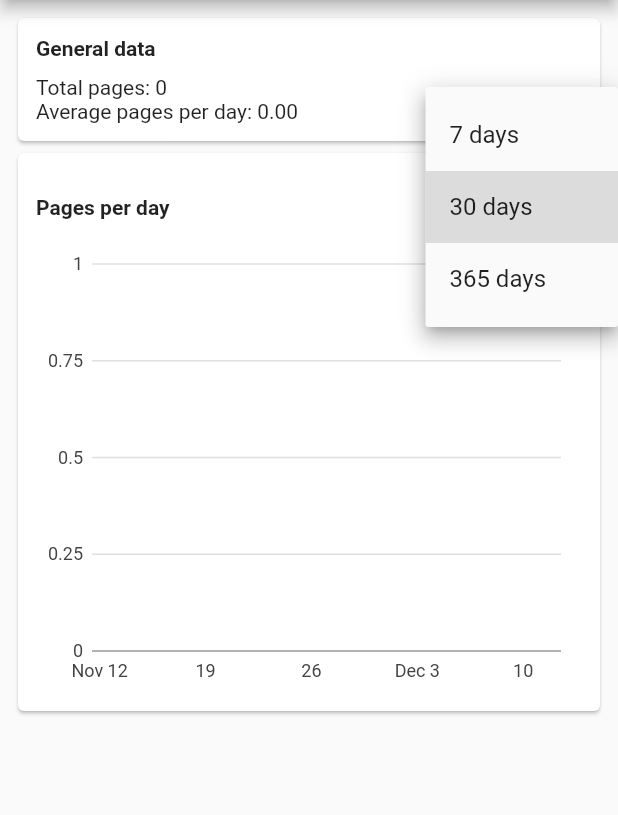
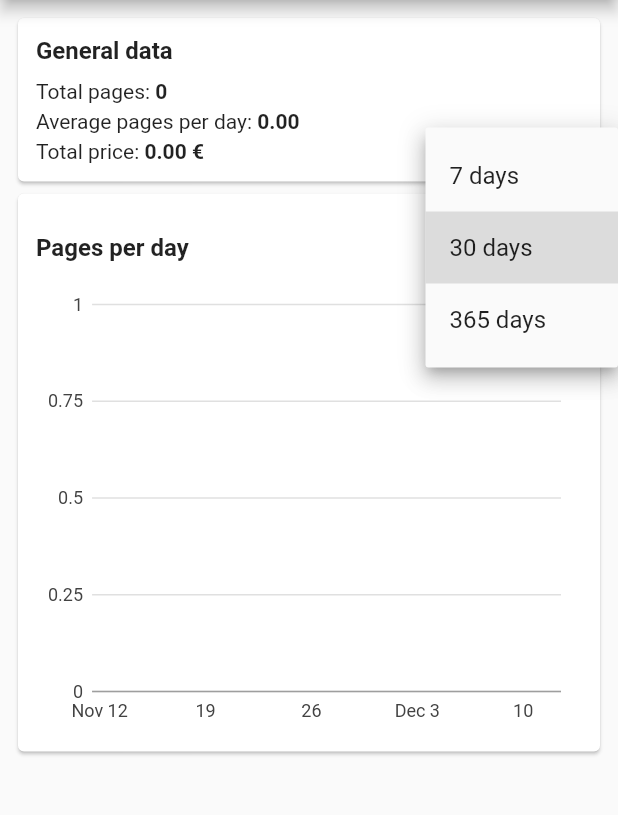
Before and after one commit to codinguniverse-de/trackit, a Flutter app: the StatisticsPage screen opened by its route, after a tap on an icon or button, on a phone screen of 412 x 824 dp, the part 84-899 px from its top. Run offline on Flutter 3.47's test engine with Material 2 defaults, Android fonts, the phone set to English and light mode, and no system bars; our stand-ins replace charts_flutter, image_picker, smooth_star_rating, sqflite; accounts and stored records are empty.

Commit message:
Add total price

```diff
--- a/lib/common/statistics/general_statistics_card.dart
+++ b/lib/common/statistics/general_statistics_card.dart
@@ -4,10 +4,12 @@ import 'package:track_it/util/localization.dart';
 class GeneralStatisticsCard extends StatelessWidget {
   final int totalPages;
   final double averagePages;
+  final double totalPrice;
 
   GeneralStatisticsCard({
     @required this.totalPages,
     @required this.averagePages,
+    @required this.totalPrice,
   });
 
   @override
@@ -20,14 +22,32 @@ class GeneralStatisticsCard extends StatelessWidget {
           children: <Widget>[
             Text(
               Localization.of(context).generalData,
-              style: TextStyle(fontWeight: FontWeight.w700),
+              style: TextStyle(fontWeight: FontWeight.w700, fontSize: 16.0),
             ),
             SizedBox(
               height: 10.0,
             ),
-            Text(Localization.of(context).totalPages + totalPages.toString()),
-            Text(Localization.of(context).averagePages +
-                averagePages.toStringAsFixed(2)),
+            Row(
+              children: <Widget>[
+                Text(Localization.of(context).totalPages),
+                Text(totalPages.toString(), style: TextStyle(fontWeight: FontWeight.w700),)
+              ],
+            ),
+            SizedBox(height: 4.0,),
+            Row(
+              children: <Widget>[
+                Text(Localization.of(context).averagePages),
+                Text(averagePages.toStringAsFixed(2), style: TextStyle(fontWeight: FontWeight.w700),)
+              ],
+            ),
+
+            SizedBox(height: 4.0,),
+            Row(
+              children: <Widget>[
+                Text(Localization.of(context).totalPrice),
+                Text(totalPrice.toStringAsFixed(2) + ' €', style: TextStyle(fontWeight: FontWeight.w700),)
+              ],
+            ) ,
           ],
         ),
       ),
--- a/lib/data/database_provider.dart
+++ b/lib/data/database_provider.dart
@@ -158,4 +158,11 @@ class DatabaseProvider {
 
     return sum;
   }
+
+  Future<double> getTotalPrice() async {
+    var values = await db.query(tableBook, columns: [columnPrice]);
+    double sum = 0;
+    values.map((m) => m[columnPrice]).forEach((price) => sum += price);
+    return sum;
+  }
 }
--- a/lib/model/books_model.dart
+++ b/lib/model/books_model.dart
@@ -174,4 +174,8 @@ class BooksModel extends Model {
     }
     return [];
   }
+
+  Future<double> getTotalPrice() async {
+    return await _provider.getTotalPrice();
+  }
 }
--- a/lib/pages/statistics_page.dart
+++ b/lib/pages/statistics_page.dart
@@ -22,12 +22,15 @@ class _StatisticsPageState extends State<StatisticsPage> {
   int _days = 30;
   int _totalPages = 0;
   double _averagePages = 0.0;
+  double _totalPrice = 0.0;
+
 
   @override
   initState() {
     super.initState();
     fetchSeries();
     fetchTotalPages();
+    fetchTotalPrice();
     fetchAveragePages();
   }
 
@@ -45,6 +48,7 @@ class _StatisticsPageState extends State<StatisticsPage> {
             GeneralStatisticsCard(
               totalPages: _totalPages,
               averagePages: _averagePages,
+              totalPrice: _totalPrice,
             ),
             Card(
               child: Padding(
@@ -59,6 +63,7 @@ class _StatisticsPageState extends State<StatisticsPage> {
                             Localization.of(context).pagesPerDay,
                             style: TextStyle(
                               fontWeight: FontWeight.w700,
+                              fontSize: 16.0
                             ),
                           ),
                         ),
@@ -124,6 +129,13 @@ class _StatisticsPageState extends State<StatisticsPage> {
     });
   }
 
+  void fetchTotalPrice() async {
+    double price = await widget.model.getTotalPrice();
+    setState(() {
+      _totalPrice = price;
+    });
+  }
+
   List<DropdownMenuItem<int>> _buildDropDownItems() {
     return [
       DropdownMenuItem<int>(
--- a/lib/util/localization.dart
+++ b/lib/util/localization.dart
@@ -32,6 +32,7 @@ class Localization {
   String get finished => _getValue(Finished);
   String get averagePages => _getValue(AveragePages);
   String get totalPages => _getValue(TotalPages);
+  String get totalPrice => _getValue(TotalPrice);
   String get generalData => _getValue(GeneralData);
   String get search => _getValue(Search);
   String get noResults => _getValue(NoResults);
--- a/lib/util/localization_strings.dart
+++ b/lib/util/localization_strings.dart
@@ -29,6 +29,7 @@ const String AppTitle = 'app_title',
     Search = 'search',
     GeneralData = 'general_data',
     TotalPages = 'total_pages',
+    TotalPrice = 'total_price',
     AveragePages = 'average_pages',
     All = 'all',
     CurrentlyReading = 'currently_reading',
@@ -63,13 +64,14 @@ final de = {
   Export: 'Daten exportieren',
   ExportSuccess: 'Daten wurden exportiert',
   EditProgress: 'Fortschritt anpassen',
-  PagesPerDay: 'Seiten pro tag',
+  PagesPerDay: 'Seiten pro Tag',
   Days: 'Tage',
   FetchBooksFailed: 'Fehler bei der Websuche',
   NoResults: 'Keine Ergebnisse',
   Search: 'Suche',
   GeneralData: 'Allgemeine Daten',
   TotalPages: 'Seiten gesamt: ',
+  TotalPrice: 'Gesamtpreis: ',
   AveragePages: 'Tagesdurchschnitt: ',
   All: 'Alle',
   CurrentlyReading: 'Am Lesen',
@@ -112,6 +114,7 @@ final en = {
   Search: 'Search',
   GeneralData: 'General data',
   TotalPages: 'Total pages: ',
+  TotalPrice: 'Total price: ',
   AveragePages: 'Average pages per day: ',
   All: 'All',
   CurrentlyReading: 'Currently reading',
```
